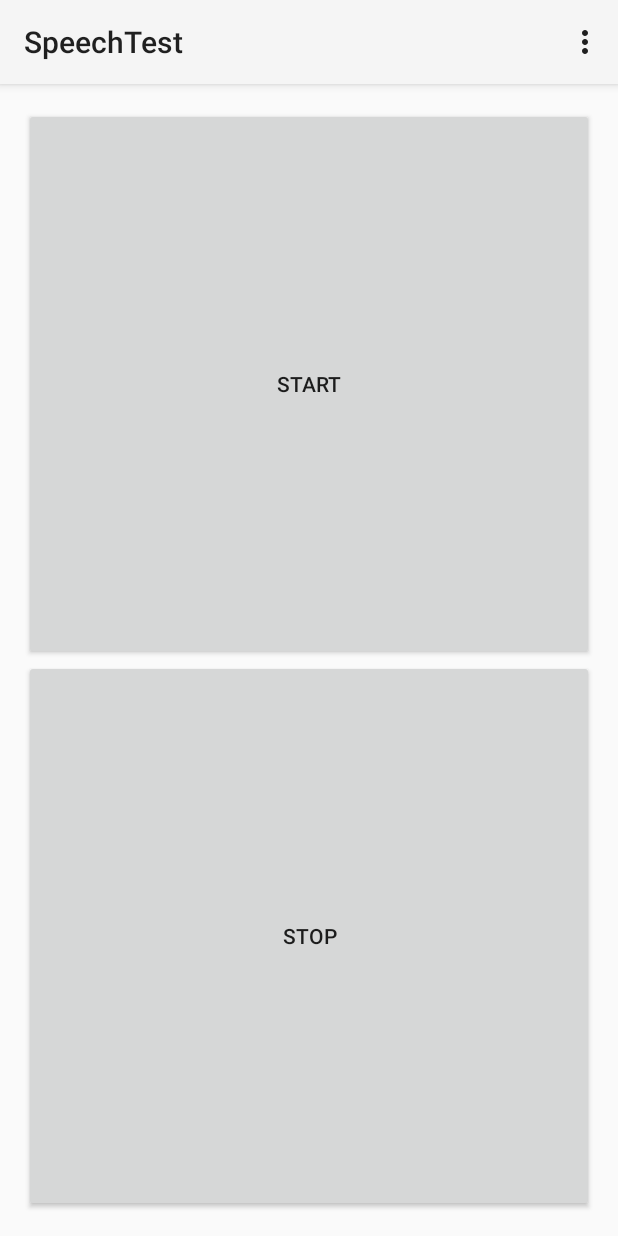
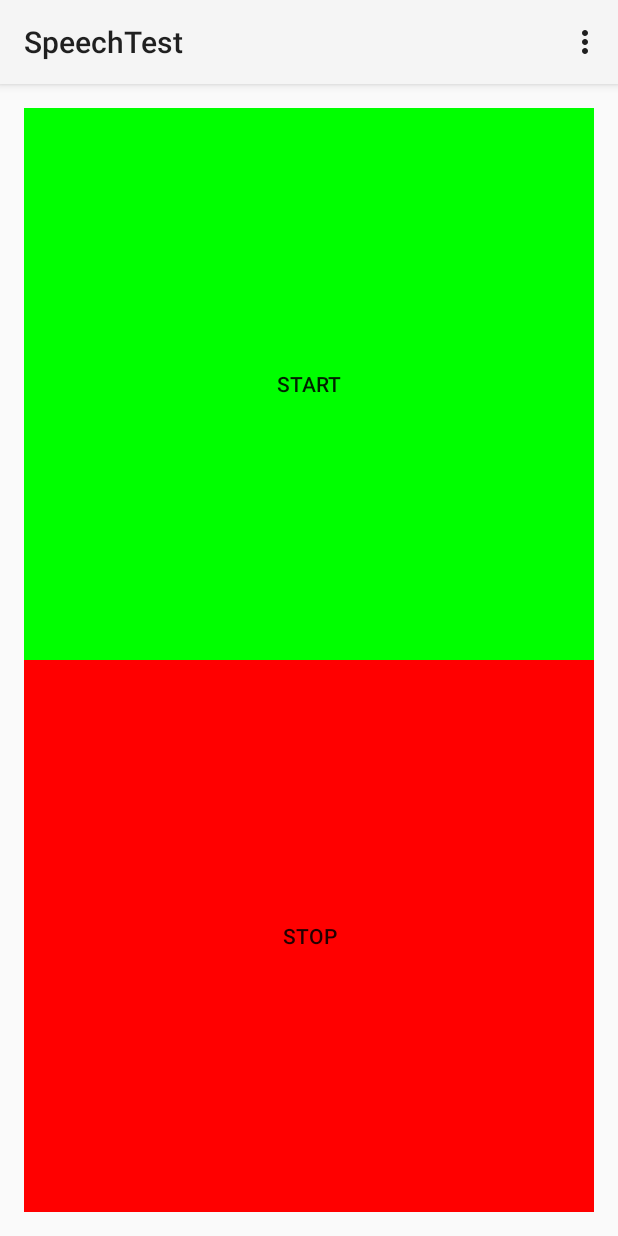
Before and after one commit to chrisoei/speech-test, an Android app: the screen it shows after launch (MainActivity), on a phone screen of 412 x 824 dp. Run offline under Robolectric (Android 15) with nearby library versions, the phone set to English and light mode, and no system bars.

Commit message:
Change button background colors to red and green

```diff
--- a/app/src/main/res/layout/fragment_main.xml
+++ b/app/src/main/res/layout/fragment_main.xml
@@ -18,6 +18,7 @@
         android:clickable="true"
         android:layout_below="@+id/textView"
         android:layout_centerHorizontal="true"
+        android:background="#0f0"
     />
 
     <Button
@@ -28,6 +29,7 @@
         android:id="@+id/stop_button"
         android:layout_alignParentBottom="true"
         android:layout_centerHorizontal="true"
+        android:background="#f00"
     />
 
 </LinearLayout>
```
